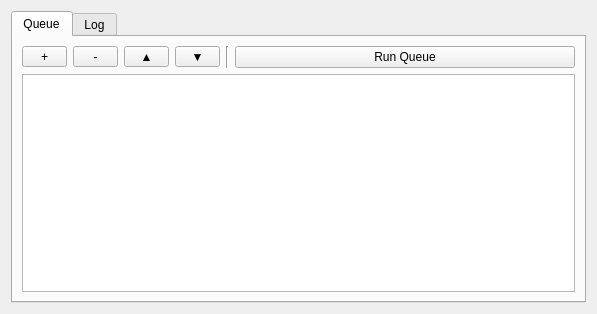
Qt form nplab/measurement/resources/queue.ui (wdeacon/PyOpenLab) before a commit.
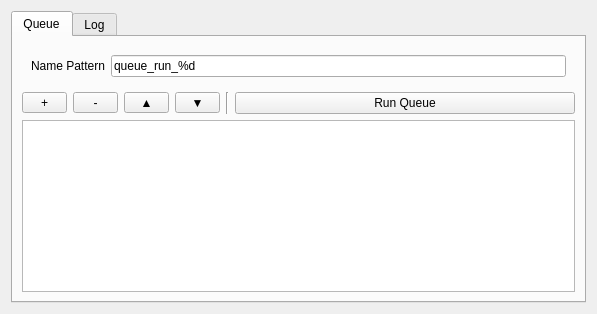
The same form after that commit.

Commit message: ActionQueue name customisation

Patch:
```diff
--- a/nplab/measurement/resources/queue.ui
+++ b/nplab/measurement/resources/queue.ui
@@ -23,7 +23,33 @@
       <attribute name="title">
        <string>Queue</string>
       </attribute>
-      <layout class="QVBoxLayout" name="verticalLayout_3" stretch="0,0">
+      <layout class="QVBoxLayout" name="verticalLayout_3" stretch="0,0,0">
+       <item>
+        <widget class="QWidget" name="nameRow" native="true">
+         <layout class="QHBoxLayout" name="horizontalLayout_4">
+          <item>
+           <widget class="QLabel" name="label">
+            <property name="text">
+             <string>Name Pattern</string>
+            </property>
+           </widget>
+          </item>
+          <item>
+           <widget class="QLineEdit" name="h5Name">
+            <property name="sizePolicy">
+             <sizepolicy hsizetype="Expanding" vsizetype="Fixed">
+              <horstretch>1</horstretch>
+              <verstretch>0</verstretch>
+             </sizepolicy>
+            </property>
+            <property name="text">
+             <string>queue_run_%d</string>
+            </property>
+           </widget>
+          </item>
+         </layout>
+        </widget>
+       </item>
        <item>
         <layout class="QHBoxLayout" name="horizontalLayout">
          <property name="spacing">
```
Left out of the diff: 2 changed lines with no effect on the pictures. The commit also changes 3 other files.
